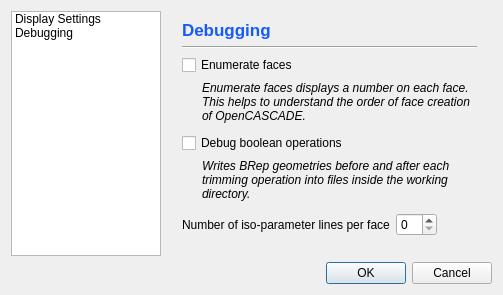
Before: the Qt Designer form TIGLViewer/src/TIGLViewerSettingsDialog.ui in DLR-SC/tigl, drawn with Qt 5.
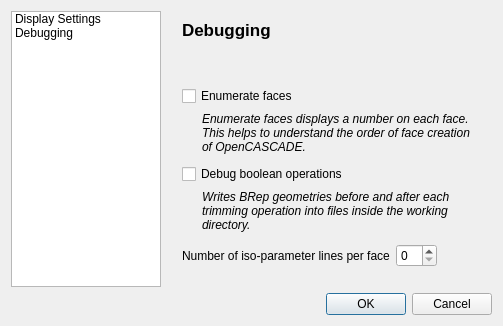
After: the same form once the commit is applied. The open tabs and pages were chosen to show the change. Icons and pictures are not drawn.

Commit message: New dark theme for TiGL Viewer

Patch:
```diff
--- a/TIGLViewer/src/TIGLViewerSettingsDialog.ui
+++ b/TIGLViewer/src/TIGLViewerSettingsDialog.ui
@@ -9,8 +9,8 @@
    <rect>
     <x>0</x>
     <y>0</y>
-    <width>406</width>
-    <height>324</height>
+    <width>407</width>
+    <height>286</height>
    </rect>
   </property>
   <property name="windowTitle">
@@ -20,6 +20,9 @@
    <iconset resource="TIGLViewer.qrc">
     <normaloff>:/gfx/settings.png</normaloff>:/gfx/settings.png</iconset>
   </property>
+  <property name="styleSheet">
+   <string notr="true"/>
+  </property>
   <layout class="QGridLayout" name="gridLayout">
    <property name="sizeConstraint">
     <enum>QLayout::SetFixedSize</enum>
@@ -375,7 +378,7 @@
             </font>
            </property>
            <property name="text">
-            <string>&lt;html&gt;&lt;head/&gt;&lt;body&gt;&lt;p&gt;&lt;span style=&quot; font-size:13pt; color:#135aff;&quot;&gt;Debugging&lt;/span&gt;&lt;/p&gt;&lt;/body&gt;&lt;/html&gt;</string>
+            <string>&lt;html&gt;&lt;head/&gt;&lt;body&gt;&lt;p&gt;&lt;span style=&quot; font-size:13pt;&quot;&gt;Debugging&lt;/span&gt;&lt;/p&gt;&lt;/body&gt;&lt;/html&gt;</string>
            </property>
           </widget>
          </item>
@@ -405,11 +408,17 @@
         </layout>
        </item>
        <item>
-        <widget class="Line" name="line_3">
+        <spacer name="verticalSpacer_3">
          <property name="orientation">
-          <enum>Qt::Horizontal</enum>
+          <enum>Qt::Vertical</enum>
          </property>
-        </widget>
+         <property name="sizeHint" stdset="0">
+          <size>
+           <width>20</width>
+           <height>40</height>
+          </size>
+         </property>
+        </spacer>
        </item>
        <item>
         <widget class="QCheckBox" name="enumerateFaceCB">
@@ -540,6 +549,18 @@
              <verstretch>0</verstretch>
             </sizepolicy>
            </property>
+           <property name="minimumSize">
+            <size>
+             <width>40</width>
+             <height>0</height>
+            </size>
+           </property>
+           <property name="maximumSize">
+            <size>
+             <width>60</width>
+             <height>16777215</height>
+            </size>
+           </property>
            <property name="maximum">
             <number>10</number>
            </property>
```
Left out of the diff: 18 changed lines with no effect on the pictures. The commit also changes 58 other files.
